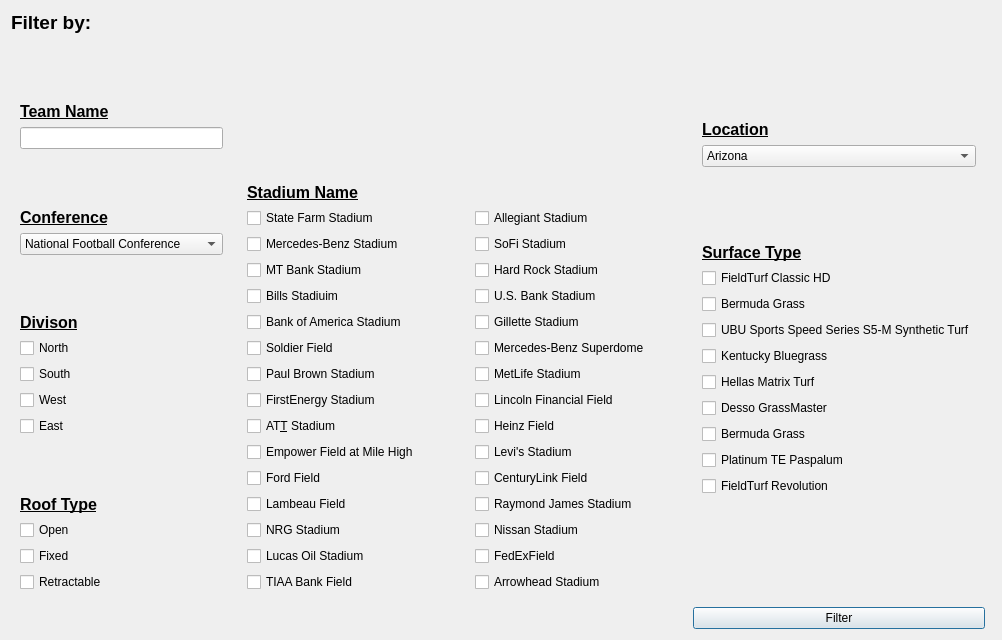
jasperdoan/NFL-Pamphlet, file NFL-Pamphlet/filterwindow.ui: the form before one commit.
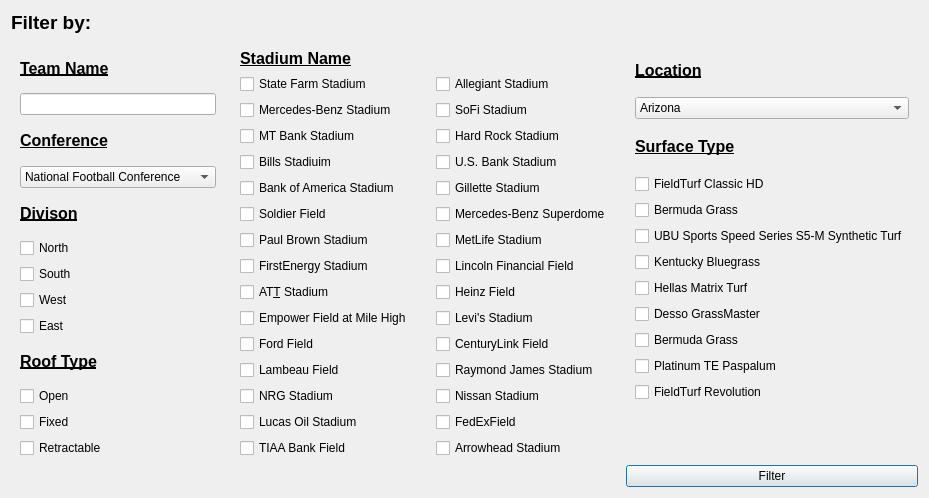
The form after the commit.

Commit message: Squashed commit of the following:

```diff
--- a/NFL-Pamphlet/filterwindow.ui
+++ b/NFL-Pamphlet/filterwindow.ui
@@ -6,139 +6,216 @@
    <rect>
     <x>0</x>
     <y>0</y>
-    <width>1002</width>
-    <height>640</height>
+    <width>837</width>
+    <height>470</height>
    </rect>
   </property>
   <property name="windowTitle">
    <string>Filter</string>
   </property>
   <layout class="QGridLayout" name="gridLayout">
-   <item row="1" column="2">
-    <widget class="QWidget" name="widget_3" native="true">
-     <property name="sizePolicy">
-      <sizepolicy hsizetype="Expanding" vsizetype="Expanding">
-       <horstretch>0</horstretch>
-       <verstretch>0</verstretch>
-      </sizepolicy>
-     </property>
-     <layout class="QGridLayout" name="gridLayout_4">
-      <item row="14" column="0">
-       <widget class="QCheckBox" name="isFEF">
-        <property name="text">
-         <string>FedExField</string>
-        </property>
-       </widget>
-      </item>
-      <item row="2" column="0">
-       <widget class="QCheckBox" name="isSS">
-        <property name="text">
-         <string>SoFi Stadium</string>
-        </property>
-       </widget>
-      </item>
-      <item row="1" column="0">
-       <widget class="QCheckBox" name="isAS">
-        <property name="text">
-         <string>Allegiant Stadium</string>
-        </property>
-       </widget>
-      </item>
-      <item row="3" column="0">
-       <widget class="QCheckBox" name="isHRS">
-        <property name="text">
-         <string>Hard Rock Stadium</string>
-        </property>
-       </widget>
-      </item>
-      <item row="7" column="0">
-       <widget class="QCheckBox" name="isMS">
-        <property name="text">
-         <string>MetLife Stadium</string>
-        </property>
-       </widget>
-      </item>
       <item row="0" column="0">
-       <widget class="QLabel" name="label_4">
+    <widget class="QLabel" name="label">
+     <property name="sizePolicy">
+      <sizepolicy hsizetype="Expanding" vsizetype="Fixed">
+       <horstretch>0</horstretch>
+       <verstretch>0</verstretch>
+      </sizepolicy>
+     </property>
+     <property name="font">
+      <font>
+       <pointsize>14</pointsize>
+       <weight>75</weight>
+       <bold>true</bold>
+      </font>
+     </property>
+     <property name="text">
+      <string>Filter by:</string>
+     </property>
+    </widget>
+   </item>
+   <item row="1" column="0">
+    <layout class="QHBoxLayout" name="horizontalLayout_3">
+     <item>
+      <layout class="QVBoxLayout" name="verticalLayout_3">
+       <item>
+        <layout class="QHBoxLayout" name="horizontalLayout_2">
+         <item>
+          <widget class="QWidget" name="widget" native="true">
+           <property name="sizePolicy">
+            <sizepolicy hsizetype="Expanding" vsizetype="Expanding">
+             <horstretch>0</horstretch>
+             <verstretch>0</verstretch>
+            </sizepolicy>
+           </property>
+           <property name="cursor">
+            <cursorShape>ArrowCursor</cursorShape>
+           </property>
+           <layout class="QVBoxLayout" name="verticalLayout_2">
+            <item>
+             <widget class="QLabel" name="label_2">
+              <property name="font">
+               <font>
+                <pointsize>12</pointsize>
+                <weight>75</weight>
+                <italic>false</italic>
+                <bold>true</bold>
+                <underline>true</underline>
+               </font>
+              </property>
+              <property name="text">
+               <string>Team Name</string>
+              </property>
+             </widget>
+            </item>
+            <item>
+             <widget class="QLineEdit" name="teamNameBox">
         <property name="text">
          <string/>
         </property>
        </widget>
       </item>
-      <item row="13" column="0">
-       <widget class="QCheckBox" name="isNS">
+            <item>
+             <widget class="QLabel" name="label_7">
+              <property name="font">
+               <font>
+                <pointsize>12</pointsize>
+                <weight>75</weight>
+                <italic>false</italic>
+                <bold>true</bold>
+                <underline>true</underline>
+               </font>
+              </property>
         <property name="text">
-         <string>Nissan Stadium</string>
+               <string>Conference</string>
         </property>
        </widget>
       </item>
-      <item row="12" column="0">
-       <widget class="QCheckBox" name="isRJS">
+            <item>
+             <widget class="QComboBox" name="conferenceBox">
+              <property name="cursor">
+               <cursorShape>PointingHandCursor</cursorShape>
+              </property>
+              <item>
         <property name="text">
-         <string>Raymond James Stadium</string>
-        </property>
-       </widget>
-      </item>
-      <item row="4" column="0">
-       <widget class="QCheckBox" name="isUSBS">
+                <string>National Football Conference</string>
+               </property>
+              </item>
+              <item>
+               <property name="text">
+                <string>American Football Conference</string>
+               </property>
+              </item>
+             </widget>
+            </item>
+            <item>
+             <widget class="QLabel" name="label_8">
+              <property name="font">
+               <font>
+                <pointsize>12</pointsize>
+                <weight>75</weight>
+                <italic>false</italic>
+                <bold>true</bold>
+                <underline>true</underline>
+               </font>
+              </property>
         <property name="text">
-         <string>U.S. Bank Stadium</string>
+               <string>Divison</string>
         </property>
        </widget>
       </item>
-      <item row="15" column="0">
-       <widget class="QCheckBox" name="isAS_2">
+            <item>
+             <widget class="QCheckBox" name="isNorth">
+              <property name="cursor">
+               <cursorShape>PointingHandCursor</cursorShape>
+              </property>
         <property name="text">
-         <string>Arrowhead Stadium</string>
+               <string>North</string>
         </property>
        </widget>
       </item>
-      <item row="5" column="0">
-       <widget class="QCheckBox" name="isGS">
+            <item>
+             <widget class="QCheckBox" name="isSouth">
+              <property name="cursor">
+               <cursorShape>PointingHandCursor</cursorShape>
+              </property>
         <property name="text">
-         <string>Gillette Stadium</string>
+               <string>South</string>
         </property>
        </widget>
       </item>
-      <item row="9" column="0">
-       <widget class="QCheckBox" name="isHF">
+            <item>
+             <widget class="QCheckBox" name="isWest">
+              <property name="cursor">
+               <cursorShape>PointingHandCursor</cursorShape>
+              </property>
         <property name="text">
-         <string>Heinz Field</string>
+               <string>West</string>
         </property>
        </widget>
       </item>
-      <item row="11" column="0">
-       <widget class="QCheckBox" name="isCF">
+            <item>
+             <widget class="QCheckBox" name="isEast">
+              <property name="cursor">
+               <cursorShape>PointingHandCursor</cursorShape>
+              </property>
         <property name="text">
-         <string>CenturyLink Field</string>
+               <string>East</string>
         </property>
        </widget>
       </item>
-      <item row="10" column="0">
-       <widget class="QCheckBox" name="isLS">
+            <item>
+             <widget class="QLabel" name="label_9">
+              <property name="font">
+               <font>
+                <pointsize>12</pointsize>
+                <weight>75</weight>
+                <italic>false</italic>
+                <bold>true</bold>
+                <underline>true</underline>
+               </font>
+              </property>
         <property name="text">
-         <string>Levi's Stadium</string>
+               <string>Roof Type</string>
         </property>
        </widget>
       </item>
-      <item row="6" column="0">
-       <widget class="QCheckBox" name="isMBSD">
+            <item>
+             <widget class="QCheckBox" name="isOpen">
+              <property name="cursor">
+               <cursorShape>PointingHandCursor</cursorShape>
+              </property>
         <property name="text">
-         <string>Mercedes-Benz Superdome</string>
+               <string>Open</string>
         </property>
        </widget>
       </item>
-      <item row="8" column="0">
-       <widget class="QCheckBox" name="isLFF">
+            <item>
+             <widget class="QCheckBox" name="isFixed">
+              <property name="cursor">
+               <cursorShape>PointingHandCursor</cursorShape>
+              </property>
         <property name="text">
-         <string>Lincoln Financial Field</string>
+               <string>Fixed</string>
+              </property>
+             </widget>
+            </item>
+            <item>
+             <widget class="QCheckBox" name="isRetractable">
+              <property name="cursor">
+               <cursorShape>PointingHandCursor</cursorShape>
+              </property>
+              <property name="text">
+               <string>Retractable</string>
         </property>
        </widget>
       </item>
      </layout>
     </widget>
    </item>
-   <item row="1" column="1">
+         <item>
+          <layout class="QHBoxLayout" name="horizontalLayout">
+           <item>
     <widget class="QWidget" name="widget_2" native="true">
      <property name="sizePolicy">
       <sizepolicy hsizetype="Expanding" vsizetype="Expanding">
@@ -146,273 +223,373 @@
        <verstretch>0</verstretch>
       </sizepolicy>
      </property>
+             <property name="cursor">
+              <cursorShape>ArrowCursor</cursorShape>
+             </property>
      <layout class="QGridLayout" name="gridLayout_3">
-      <item row="11" column="0">
-       <widget class="QCheckBox" name="isFF">
-        <property name="text">
-         <string>Ford Field</string>
-        </property>
-       </widget>
-      </item>
-      <item row="6" column="0">
-       <widget class="QCheckBox" name="isSF">
+              <item row="10" column="0">
+               <widget class="QCheckBox" name="isEFMH">
+                <property name="cursor">
+                 <cursorShape>PointingHandCursor</cursorShape>
+                </property>
         <property name="text">
-         <string>Soldier Field</string>
-        </property>
-       </widget>
-      </item>
-      <item row="9" column="0">
-       <widget class="QCheckBox" name="isATTS">
-        <property name="text">
-         <string>AT&amp;T Stadium</string>
-        </property>
-       </widget>
-      </item>
-      <item row="12" column="0">
-       <widget class="QCheckBox" name="isLF">
-        <property name="text">
-         <string>Lambeau Field</string>
-        </property>
-       </widget>
-      </item>
-      <item row="3" column="0">
-       <widget class="QCheckBox" name="isMTBS">
-        <property name="text">
-         <string>MT Bank Stadium</string>
-        </property>
-       </widget>
-      </item>
-      <item row="0" column="0" alignment="Qt::AlignLeft|Qt::AlignBottom">
-       <widget class="QLabel" name="label_3">
-        <property name="font">
-         <font>
-          <pointsize>12</pointsize>
-          <italic>false</italic>
-          <bold>true</bold>
-          <underline>true</underline>
-         </font>
-        </property>
-        <property name="text">
-         <string>Stadium Name</string>
+                 <string>Empower Field at Mile High</string>
         </property>
        </widget>
       </item>
       <item row="15" column="0">
        <widget class="QCheckBox" name="isTIAABF">
+                <property name="cursor">
+                 <cursorShape>PointingHandCursor</cursorShape>
+                </property>
         <property name="text">
          <string>TIAA Bank Field</string>
         </property>
        </widget>
       </item>
+              <item row="1" column="0">
+               <widget class="QCheckBox" name="isSTS">
+                <property name="cursor">
+                 <cursorShape>PointingHandCursor</cursorShape>
+                </property>
+                <property name="text">
+                 <string>State Farm Stadium</string>
+                </property>
+               </widget>
+              </item>
+              <item row="6" column="0">
+               <widget class="QCheckBox" name="isSF">
+                <property name="cursor">
+                 <cursorShape>PointingHandCursor</cursorShape>
+                </property>
+                <property name="text">
+                 <string>Soldier Field</string>
+                </property>
+               </widget>
+              </item>
+              <item row="5" column="0">
+               <widget class="QCheckBox" name="isBAS">
+                <property name="cursor">
+                 <cursorShape>PointingHandCursor</cursorShape>
+                </property>
+                <property name="text">
+                 <string>Bank of America Stadium</string>
+                </property>
+               </widget>
+              </item>
       <item row="7" column="0">
        <widget class="QCheckBox" name="isPBS">
+                <property name="cursor">
+                 <cursorShape>PointingHandCursor</cursorShape>
+                </property>
         <property name="text">
          <string>Paul Brown Stadium</string>
         </property>
        </widget>
       </item>
-      <item row="10" column="0">
-       <widget class="QCheckBox" name="isEFMH">
-        <property name="text">
-         <string>Empower Field at Mile High</string>
-        </property>
-       </widget>
-      </item>
       <item row="4" column="0">
        <widget class="QCheckBox" name="isBS">
+                <property name="cursor">
+                 <cursorShape>PointingHandCursor</cursorShape>
+                </property>
         <property name="text">
          <string>Bills Stadiuim</string>
         </property>
        </widget>
       </item>
-      <item row="5" column="0">
-       <widget class="QCheckBox" name="isBAS">
-        <property name="text">
-         <string>Bank of America Stadium</string>
-        </property>
-       </widget>
-      </item>
-      <item row="1" column="0">
-       <widget class="QCheckBox" name="isSTS">
-        <property name="text">
-         <string>State Farm Stadium</string>
-        </property>
-       </widget>
-      </item>
       <item row="14" column="0">
        <widget class="QCheckBox" name="isLOS">
+                <property name="cursor">
+                 <cursorShape>PointingHandCursor</cursorShape>
+                </property>
         <property name="text">
          <string>Lucas Oil Stadium</string>
         </property>
        </widget>
       </item>
+              <item row="11" column="0">
+               <widget class="QCheckBox" name="isFF">
+                <property name="cursor">
+                 <cursorShape>PointingHandCursor</cursorShape>
+                </property>
+                <property name="text">
+                 <string>Ford Field</string>
+                </property>
+               </widget>
+              </item>
+              <item row="12" column="0">
+               <widget class="QCheckBox" name="isLF">
+                <property name="cursor">
+                 <cursorShape>PointingHandCursor</cursorShape>
+                </property>
+                <property name="text">
+                 <string>Lambeau Field</string>
+                </property>
+               </widget>
+              </item>
+              <item row="2" column="0">
+               <widget class="QCheckBox" name="isMBS">
+                <property name="cursor">
+                 <cursorShape>PointingHandCursor</cursorShape>
+                </property>
+                <property name="text">
+                 <string>Mercedes-Benz Stadium</string>
+                </property>
+               </widget>
+              </item>
+              <item row="0" column="0" alignment="Qt::AlignLeft|Qt::AlignBottom">
+               <widget class="QLabel" name="label_3">
+                <property name="font">
+                 <font>
+                  <pointsize>12</pointsize>
+                  <weight>75</weight>
+                  <italic>false</italic>
+                  <bold>true</bold>
+                  <underline>true</underline>
+                 </font>
+                </property>
+                <property name="text">
+                 <string>Stadium Name</string>
+                </property>
+               </widget>
+              </item>
       <item row="13" column="0">
        <widget class="QCheckBox" name="isNRGS">
+                <property name="cursor">
+                 <cursorShape>PointingHandCursor</cursorShape>
+                </property>
         <property name="text">
          <string>NRG Stadium</string>
         </property>
        </widget>
       </item>
+              <item row="3" column="0">
+               <widget class="QCheckBox" name="isMTBS">
+                <property name="cursor">
+                 <cursorShape>PointingHandCursor</cursorShape>
+                </property>
+                <property name="text">
+                 <string>MT Bank Stadium</string>
+                </property>
+               </widget>
+              </item>
+              <item row="9" column="0">
+               <widget class="QCheckBox" name="isATTS">
+                <property name="cursor">
+                 <cursorShape>PointingHandCursor</cursorShape>
+                </property>
+                <property name="text">
+                 <string>AT&amp;T Stadium</string>
+                </property>
+               </widget>
+              </item>
       <item row="8" column="0">
        <widget class="QCheckBox" name="isFES">
+                <property name="cursor">
+                 <cursorShape>PointingHandCursor</cursorShape>
+                </property>
         <property name="text">
          <string>FirstEnergy Stadium</string>
         </property>
        </widget>
       </item>
-      <item row="2" column="0">
-       <widget class="QCheckBox" name="isMBS">
-        <property name="text">
-         <string>Mercedes-Benz Stadium</string>
-        </property>
-       </widget>
-      </item>
      </layout>
     </widget>
    </item>
-   <item row="1" column="0">
-    <widget class="QWidget" name="widget" native="true">
+           <item>
+            <widget class="QWidget" name="widget_3" native="true">
      <property name="sizePolicy">
       <sizepolicy hsizetype="Expanding" vsizetype="Expanding">
        <horstretch>0</horstretch>
        <verstretch>0</verstretch>
       </sizepolicy>
      </property>
-     <layout class="QGridLayout" name="gridLayout_2">
-      <item row="9" column="0" alignment="Qt::AlignBottom">
-       <widget class="QLabel" name="label_9">
-        <property name="font">
-         <font>
-          <pointsize>12</pointsize>
-          <italic>false</italic>
-          <bold>true</bold>
-          <underline>true</underline>
-         </font>
-        </property>
+             <property name="cursor">
+              <cursorShape>ArrowCursor</cursorShape>
+             </property>
+             <layout class="QGridLayout" name="gridLayout_4">
+              <item row="7" column="0">
+               <widget class="QCheckBox" name="isMS">
+                <property name="cursor">
+                 <cursorShape>PointingHandCursor</cursorShape>
+                </property>
         <property name="text">
-         <string>Roof Type</string>
+                 <string>MetLife Stadium</string>
         </property>
        </widget>
       </item>
-      <item row="11" column="0">
-       <widget class="QCheckBox" name="isFixed">
+              <item row="2" column="0">
+               <widget class="QCheckBox" name="isSS">
+                <property name="cursor">
+                 <cursorShape>PointingHandCursor</cursorShape>
+                </property>
         <property name="text">
-         <string>Fixed</string>
+                 <string>SoFi Stadium</string>
+                </property>
+               </widget>
+              </item>
+              <item row="13" column="0">
+               <widget class="QCheckBox" name="isNS">
+                <property name="cursor">
+                 <cursorShape>PointingHandCursor</cursorShape>
+                </property>
+                <property name="text">
+                 <string>Nissan Stadium</string>
         </property>
        </widget>
       </item>
       <item row="5" column="0">
-       <widget class="QCheckBox" name="isNorth">
-        <property name="text">
-         <string>North</string>
-        </property>
-       </widget>
-      </item>
-      <item row="0" column="0" alignment="Qt::AlignBottom">
-       <widget class="QLabel" name="label_2">
-        <property name="font">
-         <font>
-          <pointsize>12</pointsize>
-          <italic>false</italic>
-          <bold>true</bold>
-          <underline>true</underline>
-         </font>
-        </property>
+               <widget class="QCheckBox" name="isGS">
+                <property name="cursor">
+                 <cursorShape>PointingHandCursor</cursorShape>
+                </property>
         <property name="text">
-         <string>Team Name</string>
+                 <string>Gillette Stadium</string>
         </property>
        </widget>
       </item>
-      <item row="3" column="0">
-       <widget class="QComboBox" name="conferenceBox">
-        <item>
-         <property name="text">
-          <string>National Football Conference</string>
-         </property>
-        </item>
-        <item>
-         <property name="text">
-          <string>American Football Conference</string>
-         </property>
-        </item>
-       </widget>
-      </item>
       <item row="6" column="0">
-       <widget class="QCheckBox" name="isSouth">
+               <widget class="QCheckBox" name="isMBSD">
+                <property name="cursor">
+                 <cursorShape>PointingHandCursor</cursorShape>
+                </property>
         <property name="text">
-         <string>South</string>
+                 <string>Mercedes-Benz Superdome</string>
+                </property>
+               </widget>
+              </item>
+              <item row="12" column="0">
+               <widget class="QCheckBox" name="isRJS">
+                <property name="cursor">
+                 <cursorShape>PointingHandCursor</cursorShape>
+                </property>
+                <property name="text">
+                 <string>Raymond James Stadium</string>
+                </property>
+               </widget>
+              </item>
+              <item row="11" column="0">
+               <widget class="QCheckBox" name="isCF">
+                <property name="cursor">
+                 <cursorShape>PointingHandCursor</cursorShape>
+                </property>
+                <property name="text">
+                 <string>CenturyLink Field</string>
+                </property>
+               </widget>
+              </item>
+              <item row="3" column="0">
+               <widget class="QCheckBox" name="isHRS">
+                <property name="cursor">
+                 <cursorShape>PointingHandCursor</cursorShape>
+                </property>
+                <property name="text">
+                 <string>Hard Rock Stadium</string>
         </property>
        </widget>
       </item>
       <item row="10" column="0">
-       <widget class="QCheckBox" name="isOpen">
+               <widget class="QCheckBox" name="isLS">
+                <property name="cursor">
+                 <cursorShape>PointingHandCursor</cursorShape>
+                </property>
         <property name="text">
-         <string>Open</string>
+                 <string>Levi's Stadium</string>
         </property>
        </widget>
       </item>
-      <item row="4" column="0" alignment="Qt::AlignBottom">
-       <widget class="QLabel" name="label_8">
-        <property name="font">
-         <font>
-          <pointsize>12</pointsize>
-          <italic>false</italic>
-          <bold>true</bold>
-          <underline>true</underline>
-         </font>
+              <item row="14" column="0">
+               <widget class="QCheckBox" name="isFEF">
+                <property name="cursor">
+                 <cursorShape>PointingHandCursor</cursorShape>
         </property>
         <property name="text">
-         <string>Divison</string>
-        </property>
-       </widget>
-      </item>
-      <item row="1" column="0">
-       <widget class="QLineEdit" name="teamNameBox">
-        <property name="text">
-         <string/>
+                 <string>FedExField</string>
         </property>
        </widget>
       </item>
       <item row="8" column="0">
-       <widget class="QCheckBox" name="isEast">
+               <widget class="QCheckBox" name="isLFF">
+                <property name="cursor">
+                 <cursorShape>PointingHandCursor</cursorShape>
+                </property>
         <property name="text">
-         <string>East</string>
+                 <string>Lincoln Financial Field</string>
         </property>
        </widget>
       </item>
-      <item row="7" column="0">
-       <widget class="QCheckBox" name="isWest">
+              <item row="9" column="0">
+               <widget class="QCheckBox" name="isHF">
+                <property name="cursor">
+                 <cursorShape>PointingHandCursor</cursorShape>
+                </property>
         <property name="text">
-         <string>West</string>
+                 <string>Heinz Field</string>
         </property>
        </widget>
       </item>
-      <item row="2" column="0" alignment="Qt::AlignBottom">
-       <widget class="QLabel" name="label_7">
-        <property name="font">
-         <font>
-          <pointsize>12</pointsize>
-          <italic>false</italic>
-          <bold>true</bold>
-          <underline>true</underline>
-         </font>
+              <item row="1" column="0">
+               <widget class="QCheckBox" name="isAS">
+                <property name="cursor">
+                 <cursorShape>PointingHandCursor</cursorShape>
         </property>
         <property name="text">
-         <string>Conference</string>
+                 <string>Allegiant Stadium</string>
         </property>
        </widget>
       </item>
-      <item row="12" column="0">
-       <widget class="QCheckBox" name="isRetractable">
+              <item row="15" column="0">
+               <widget class="QCheckBox" name="isAS_2">
+                <property name="cursor">
+                 <cursorShape>PointingHandCursor</cursorShape>
+                </property>
         <property name="text">
-         <string>Retractable</string>
+                 <string>Arrowhead Stadium</string>
         </property>
        </widget>
       </item>
+              <item row="0" column="0">
+               <widget class="QLabel" name="label_4">
+                <property name="text">
+                 <string/>
+                </property>
+               </widget>
+              </item>
+              <item row="4" column="0">
+               <widget class="QCheckBox" name="isUSBS">
+                <property name="cursor">
+                 <cursorShape>PointingHandCursor</cursorShape>
+                </property>
+                <property name="text">
+                 <string>U.S. Bank Stadium</string>
+                </property>
+               </widget>
+              </item>
      </layout>
     </widget>
    </item>
-   <item row="1" column="3">
+          </layout>
+         </item>
+        </layout>
+       </item>
+       <item>
+        <spacer name="horizontalSpacer">
+         <property name="orientation">
+          <enum>Qt::Horizontal</enum>
+         </property>
+         <property name="sizeHint" stdset="0">
+          <size>
+           <width>538</width>
+           <height>20</height>
+          </size>
+         </property>
+        </spacer>
+       </item>
+      </layout>
+     </item>
+     <item>
+      <layout class="QVBoxLayout" name="verticalLayout_4">
+       <item>
     <widget class="QWidget" name="widget_4" native="true">
      <property name="sizePolicy">
       <sizepolicy hsizetype="Expanding" vsizetype="Expanding">
@@ -420,34 +597,16 @@
        <verstretch>0</verstretch>
       </sizepolicy>
      </property>
-     <layout class="QGridLayout" name="gridLayout_5">
-      <item row="2" column="0" alignment="Qt::AlignBottom">
-       <widget class="QLabel" name="label_6">
-        <property name="font">
-         <font>
-          <pointsize>12</pointsize>
-          <italic>false</italic>
-          <bold>true</bold>
-          <underline>true</underline>
-         </font>
-        </property>
-        <property name="text">
-         <string>Surface Type</string>
-        </property>
-       </widget>
-      </item>
-      <item row="8" column="0">
-       <widget class="QCheckBox" name="isDG">
-        <property name="text">
-         <string>Desso GrassMaster</string>
-        </property>
-       </widget>
-      </item>
-      <item row="0" column="0" alignment="Qt::AlignBottom">
+         <property name="cursor">
+          <cursorShape>ArrowCursor</cursorShape>
+         </property>
+         <layout class="QVBoxLayout" name="verticalLayout">
+          <item>
        <widget class="QLabel" name="label_5">
         <property name="font">
          <font>
           <pointsize>12</pointsize>
+              <weight>75</weight>
           <italic>false</italic>
           <bold>true</bold>
           <underline>true</underline>
@@ -458,50 +617,17 @@
         </property>
        </widget>
       </item>
-      <item row="3" column="0">
-       <widget class="QCheckBox" name="isFTCHD">
-        <property name="text">
-         <string>FieldTurf Classic HD</string>
-        </property>
-       </widget>
-      </item>
-      <item row="6" column="0">
-       <widget class="QCheckBox" name="isKB">
-        <property name="text">
-         <string>Kentucky Bluegrass</string>
-        </property>
-       </widget>
-      </item>
-      <item row="9" column="0">
-       <widget class="QCheckBox" name="isBG_2">
-        <property name="text">
-         <string>Bermuda Grass</string>
-        </property>
-       </widget>
-      </item>
-      <item row="5" column="0">
-       <widget class="QCheckBox" name="isUBUSSS">
-        <property name="text">
-         <string>UBU Sports Speed Series S5-M Synthetic Turf</string>
-        </property>
-       </widget>
-      </item>
-      <item row="7" column="0">
-       <widget class="QCheckBox" name="isHMT">
-        <property name="text">
-         <string>Hellas Matrix Turf</string>
-        </property>
-       </widget>
-      </item>
-      <item row="10" column="0">
-       <widget class="QCheckBox" name="isPTP">
-        <property name="text">
-         <string>Platinum TE Paspalum</string>
-        </property>
-       </widget>
-      </item>
-      <item row="1" column="0">
+          <item>
        <widget class="QComboBox" name="comboBox">
+            <property name="cursor">
+             <cursorShape>PointingHandCursor</cursorShape>
+            </property>
+            <property name="currentText">
+             <string>Arizona</string>
+            </property>
+            <property name="maxVisibleItems">
+             <number>15</number>
+            </property>
         <item>
          <property name="text">
           <string>Arizona</string>
@@ -619,22 +745,117 @@
         </item>
        </widget>
       </item>
-      <item row="11" column="0">
+          <item>
+           <widget class="QLabel" name="label_6">
+            <property name="font">
+             <font>
+              <pointsize>12</pointsize>
+              <weight>75</weight>
+              <italic>false</italic>
+              <bold>true</bold>
+              <underline>true</underline>
+             </font>
+            </property>
+            <property name="text">
+             <string>Surface Type</string>
+            </property>
+           </widget>
+          </item>
+          <item>
+           <widget class="QCheckBox" name="isFTCHD">
+            <property name="cursor">
+             <cursorShape>PointingHandCursor</cursorShape>
+            </property>
+            <property name="text">
+             <string>FieldTurf Classic HD</string>
+            </property>
+           </widget>
+          </item>
+          <item>
+           <widget class="QCheckBox" name="isBG">
+            <property name="cursor">
+             <cursorShape>PointingHandCursor</cursorShape>
+            </property>
+            <property name="text">
+             <string>Bermuda Grass</string>
+            </property>
+           </widget>
+          </item>
+          <item>
+           <widget class="QCheckBox" name="isUBUSSS">
+            <property name="cursor">
+             <cursorShape>PointingHandCursor</cursorShape>
+            </property>
+            <property name="text">
+             <string>UBU Sports Speed Series S5-M Synthetic Turf</string>
+            </property>
+           </widget>
+          </item>
+          <item>
+           <widget class="QCheckBox" name="isKB">
+            <property name="cursor">
+             <cursorShape>PointingHandCursor</cursorShape>
+            </property>
+            <property name="text">
+             <string>Kentucky Bluegrass</string>
+            </property>
+           </widget>
+          </item>
+          <item>
+           <widget class="QCheckBox" name="isHMT">
+            <property name="cursor">
+             <cursorShape>PointingHandCursor</cursorShape>
+            </property>
+            <property name="text">
+             <string>Hellas Matrix Turf</string>
+            </property>
+           </widget>
+          </item>
+          <item>
+           <widget class="QCheckBox" name="isDG">
+            <property name="cursor">
+             <cursorShape>PointingHandCursor</cursorShape>
+            </property>
+            <property name="text">
+             <string>Desso GrassMaster</string>
+            </property>
+           </widget>
+          </item>
+          <item>
+           <widget class="QCheckBox" name="isBG_2">
+            <property name="cursor">
+             <cursorShape>PointingHandCursor</cursorShape>
+            </property>
+            <property name="text">
+             <string>Bermuda Grass</string>
+            </property>
+           </widget>
+          </item>
+          <item>
+           <widget class="QCheckBox" name="isPTP">
+            <property name="cursor">
+             <cursorShape>PointingHandCursor</cursorShape>
+            </property>
+            <property name="text">
+             <string>Platinum TE Paspalum</string>
+            </property>
+           </widget>
+          </item>
+          <item>
        <widget class="QCheckBox" name="isFTR">
+            <property name="cursor">
+             <cursorShape>PointingHandCursor</cursorShape>
+            </property>
         <property name="text">
          <string>FieldTurf Revolution</string>
         </property>
        </widget>
       </item>
-      <item row="4" column="0">
-       <widget class="QCheckBox" name="isBG">
-        <property name="text">
-         <string>Bermuda Grass</string>
-        </property>
-       </widget>
-      </item>
-      <item row="12" column="0">
+          <item>
        <widget class="QLabel" name="label_10">
+            <property name="cursor">
+             <cursorShape>PointingHandCursor</cursorShape>
+            </property>
         <property name="text">
          <string/>
         </property>
@@ -643,31 +864,19 @@
      </layout>
     </widget>
    </item>
-   <item row="0" column="0" colspan="5">
-    <widget class="QLabel" name="label">
-     <property name="sizePolicy">
-      <sizepolicy hsizetype="Expanding" vsizetype="Fixed">
-       <horstretch>0</horstretch>
-       <verstretch>0</verstretch>
-      </sizepolicy>
-     </property>
-     <property name="font">
-      <font>
-       <pointsize>14</pointsize>
-       <bold>true</bold>
-      </font>
-     </property>
-     <property name="text">
-      <string>Filter by:</string>
-     </property>
-    </widget>
-   </item>
-   <item row="2" column="3">
+       <item>
     <widget class="QPushButton" name="filterButton">
+         <property name="cursor">
+          <cursorShape>PointingHandCursor</cursorShape>
+         </property>
      <property name="text">
       <string>Filter</string>
      </property>
     </widget>
+       </item>
+      </layout>
+     </item>
+    </layout>
    </item>
   </layout>
  </widget>
```
Left out of the diff: 19 changed lines with no effect on the pictures. Lines whose indentation alone changed are shown as unchanged. The commit also changes 2 other files.
